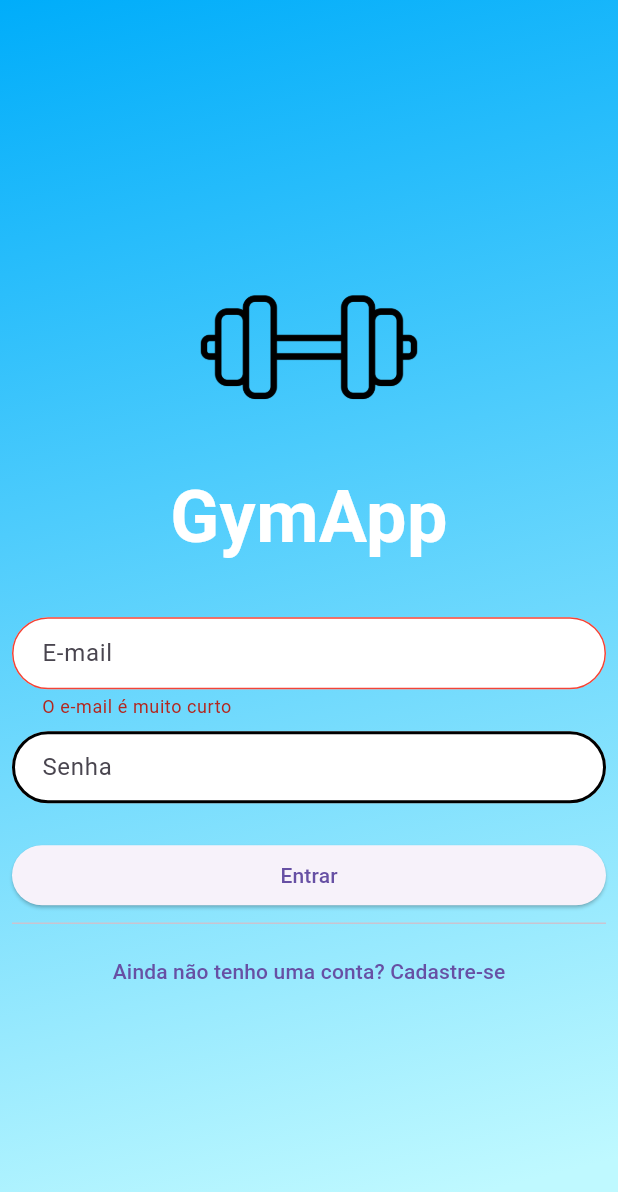
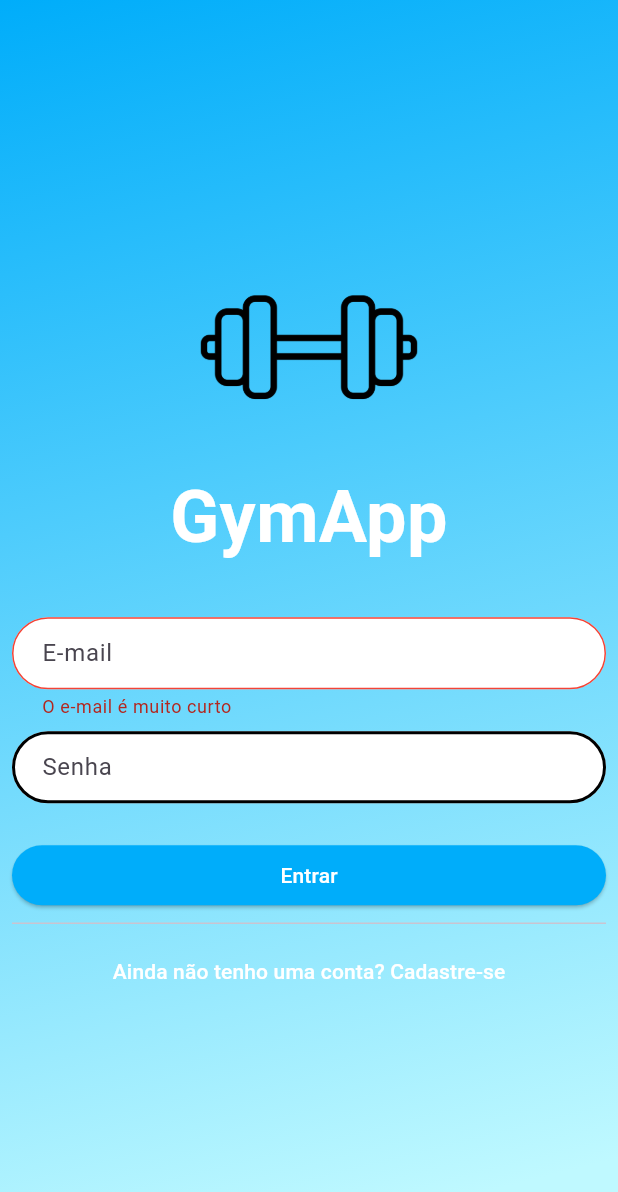
Before and after one commit to emanuelsantoz/Flutter_gymApp, a Flutter app: the screen it shows after launch, after a tap on "Entrar", on a phone screen of 412 x 824 dp. Shown: the top 1192 px of the screen. Run offline on Flutter 3.47's test engine with Material 3 defaults, Android fonts, the light colour scheme and no system bars; missing offline and left inert: dart:html.

Commit message:
Criando integração com o Firabase

```diff
--- a/gyamapp/lib/autenticacao_tela.dart
+++ b/gyamapp/lib/autenticacao_tela.dart
@@ -22,7 +22,7 @@ class AutenticacaoStats extends State {
         body: Stack(
           children: [
             Container(
-              decoration: BoxDecoration(
+              decoration: const BoxDecoration(
                   gradient: LinearGradient(
                       begin: Alignment.topLeft,
                       end: Alignment.bottomCenter,
@@ -50,7 +50,7 @@ class AutenticacaoStats extends State {
                             fontWeight: FontWeight.bold,
                             color: Colors.white),
                       ),
-                      SizedBox(height: 32),
+                      const SizedBox(height: 32),
                       TextFormField(
                         decoration: getAutenticationInputDecoraton("E-mail"),
                         validator: (String? value) {
@@ -66,7 +66,7 @@ class AutenticacaoStats extends State {
                           return null;
                         },
                       ),
-                      SizedBox(height: 8),
+                      const SizedBox(height: 8),
                       TextFormField(
                         decoration: getAutenticationInputDecoraton("Senha"),
                         obscureText: true,
@@ -80,7 +80,7 @@ class AutenticacaoStats extends State {
                                 decoration: getAutenticationInputDecoraton("Confirme senha"),
                                 obscureText: true,
                               ),
-                              SizedBox(
+                              const SizedBox(
                                 height: 8
                               ),
                               TextFormField(
@@ -88,13 +88,32 @@ class AutenticacaoStats extends State {
                               ),
                             ],
                           )),
-                      SizedBox(height: 16),
+                      const SizedBox(height: 16),
                       ElevatedButton(
+
+                                                style: ButtonStyle(backgroundColor: WidgetStateColor.resolveWith((states) {
+                                                  return  MinhasCores.azulTopoGradiente;
+                                                }
+                                                )),
+                        // MaterialStateProperty
+                        //                 .resolveWith<Color?>((states) {
+                        //               if (states
+                        //                   .contains(MaterialState.pressed)) {
+                        //                 return Theme.of(context).primaryColor;
+                        //               }
+                        //               return Colors.green;
+                        //             }), minimumSize:
+                        //                 MaterialStateProperty.resolveWith(
+                        //                     (states) {
+                        //               return const Size(50, 50);
+                        //             })),
+
                           onPressed: () {
                             botaoPrincipal();
                           },
-                          child: Text((queroEntrar) ? "Entrar" : "Cadastrar")),
-                      Divider(),
+                          child: Text( style: TextStyle(color: Colors.white),
+                            (queroEntrar) ? "Entrar" : "Cadastrar")),
+                      const Divider(),
                       TextButton(
                           onPressed: () {
                             setState(() {
@@ -102,7 +121,8 @@ class AutenticacaoStats extends State {
                               print(queroEntrar);
                             });
                           },
-                          child: Text((queroEntrar)
+                          child: Text(style: TextStyle(color: Colors.white),
+                            (queroEntrar)
                               ? "Ainda não tenho uma conta? Cadastre-se"
                               : "Já tem conta? Entre!")),
                     ],
--- a/gyamapp/lib/main.dart
+++ b/gyamapp/lib/main.dart
@@ -1,7 +1,5 @@
 import 'package:flutter/material.dart';
 import 'package:gyamapp/autenticacao_tela.dart';
-import 'package:gyamapp/exercicios/exercicio_tela.dart';
-
 
 void main(){
   runApp( const MyFirstTela());
--- a/gyamapp/pubspec.yaml
+++ b/gyamapp/pubspec.yaml
@@ -13,6 +13,7 @@ dependencies:
     sdk: flutter
 
   cupertino_icons: ^1.0.6
+  firebase_core: ^3.2.0
 
 dev_dependencies:
   flutter_test:
```
Also changed, not shown: 3 other files.
